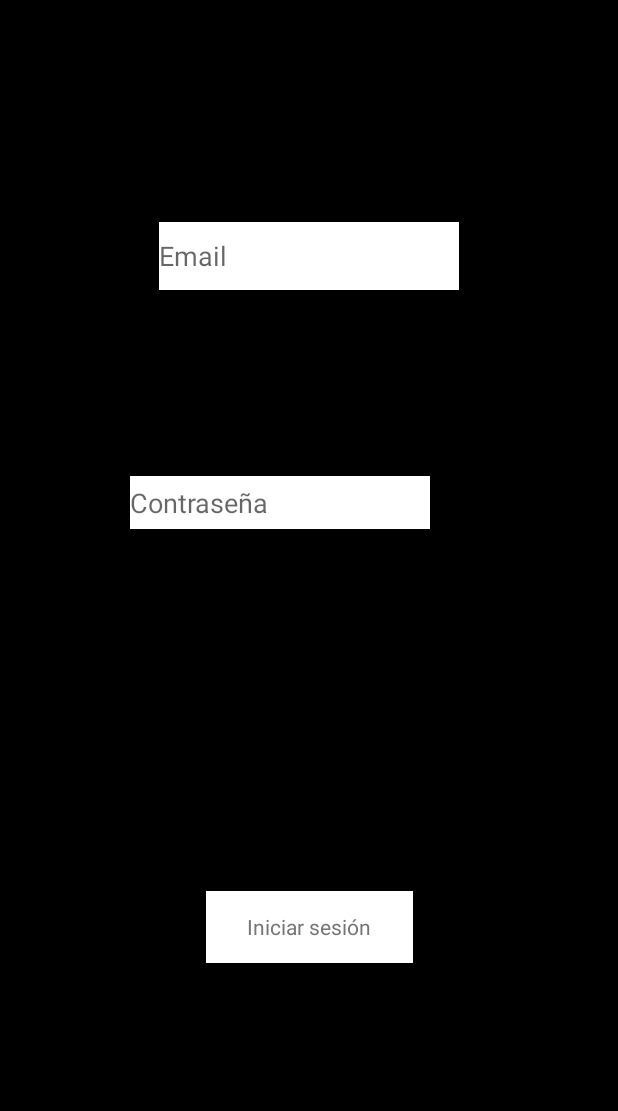
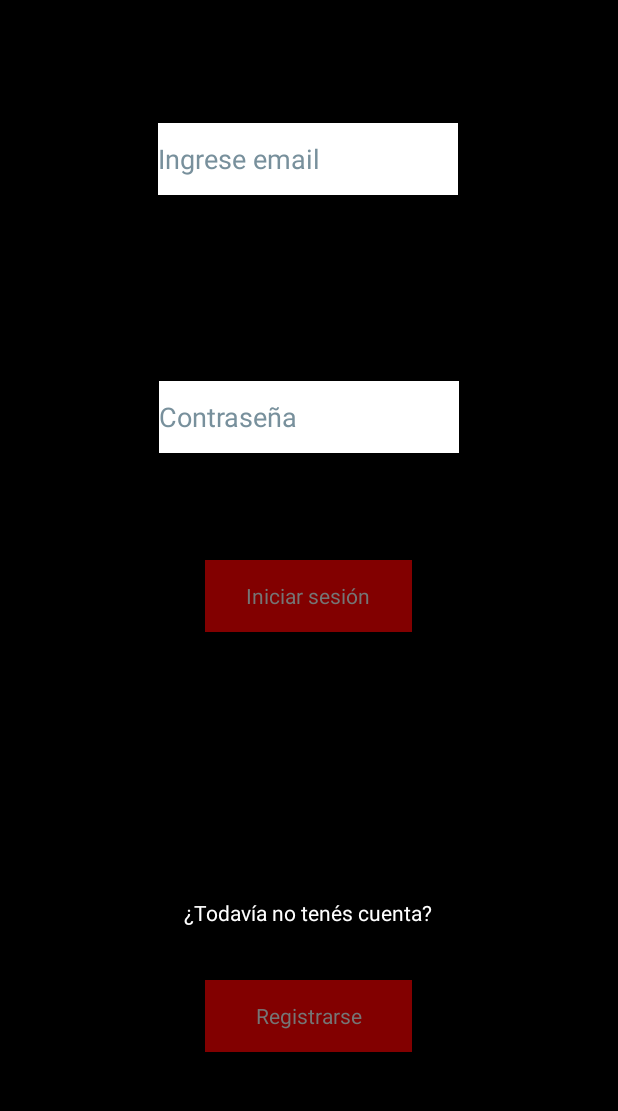
Before and after one commit to PernasA/TP2_SOA, an Android app: the screen it shows after launch (LoginActivity), on a phone screen of 412 x 824 dp, the part 84-1195 px from its top. Run offline under Robolectric (Android 15) with nearby library versions, the phone set to English and light mode, and no system bars.

Commit message:
intent a register working

```diff
--- /dev/null
+++ b/app/src/main/java/com/example/peluqueria_app/RegisterActivity.java
@@ -0,0 +1,18 @@
+package com.example.peluqueria_app;
+
+import androidx.appcompat.app.AppCompatActivity;
+
+import android.content.Intent;
+import android.os.Bundle;
+
+public class RegisterActivity extends AppCompatActivity {
+
+    @Override
+    protected void onCreate(Bundle savedInstanceState) {
+        super.onCreate(savedInstanceState);
+
+        // Get the Intent that started this activity and extract the string
+        Intent intent = getIntent();
+    }
+
+}
--- a/app/src/main/java/com/example/peluqueria_app/ui/login/LoginActivity.java
+++ b/app/src/main/java/com/example/peluqueria_app/ui/login/LoginActivity.java
@@ -1,37 +1,36 @@
 package com.example.peluqueria_app.ui.login;
 
 import android.app.Activity;
+import android.content.Intent;
 import android.os.Bundle;
 import android.text.Editable;
 import android.text.TextWatcher;
-import android.view.KeyEvent;
 import android.view.View;
 import android.view.inputmethod.EditorInfo;
 import android.widget.Button;
 import android.widget.EditText;
 import android.widget.ProgressBar;
-import android.widget.TextView;
 import android.widget.Toast;
+import androidx.appcompat.app.AppCompatActivity;
 
-import androidx.annotation.Nullable;
+
 import androidx.annotation.StringRes;
-import androidx.appcompat.app.AppCompatActivity;
-import androidx.lifecycle.Observer;
 import androidx.lifecycle.ViewModelProvider;
 
 import com.example.peluqueria_app.R;
+import com.example.peluqueria_app.RegisterActivity;
 import com.example.peluqueria_app.databinding.ActivityLoginBinding;
 
 public class LoginActivity extends AppCompatActivity {
 
     private LoginViewModel loginViewModel;
-    private ActivityLoginBinding binding;
+
 
     @Override
     public void onCreate(Bundle savedInstanceState) {
         super.onCreate(savedInstanceState);
 
-        binding = ActivityLoginBinding.inflate(getLayoutInflater());
+        com.example.peluqueria_app.databinding.ActivityLoginBinding binding = ActivityLoginBinding.inflate(getLayoutInflater());
         setContentView(binding.getRoot());
 
         loginViewModel = new ViewModelProvider(this, new LoginViewModelFactory())
@@ -41,10 +40,9 @@ public class LoginActivity extends AppCompatActivity {
         final EditText passwordEditText = binding.password;
         final Button loginButton = binding.botonLogin;
         final ProgressBar loadingProgressBar = binding.loading;
+        final Button registerButton= binding.registerButton;
 
-        loginViewModel.getLoginFormState().observe(this, new Observer<LoginFormState>() {
-            @Override
-            public void onChanged(@Nullable LoginFormState loginFormState) {
+        loginViewModel.getLoginFormState().observe(this, loginFormState -> {
             if (loginFormState == null) {
                 return;
             }
@@ -55,12 +53,9 @@ public class LoginActivity extends AppCompatActivity {
             if (loginFormState.getPasswordError() != null) {
                 passwordEditText.setError(getString(loginFormState.getPasswordError()));
             }
-            }
         });
 
-        loginViewModel.getLoginResult().observe(this, new Observer<LoginResult>() {
-            @Override
-            public void onChanged(@Nullable LoginResult loginResult) {
+        loginViewModel.getLoginResult().observe(this, loginResult -> {
             if (loginResult == null) {
                 return;
             }
@@ -75,7 +70,6 @@ public class LoginActivity extends AppCompatActivity {
 
             //Complete and destroy login activity once successful
             finish();
-            }
         });
 
         TextWatcher afterTextChangedListener = new TextWatcher() {
@@ -97,26 +91,26 @@ public class LoginActivity extends AppCompatActivity {
         };
         usernameEditText.addTextChangedListener(afterTextChangedListener);
         passwordEditText.addTextChangedListener(afterTextChangedListener);
-        passwordEditText.setOnEditorActionListener(new TextView.OnEditorActionListener() {
-
-            @Override
-            public boolean onEditorAction(TextView v, int actionId, KeyEvent event) {
+        passwordEditText.setOnEditorActionListener((v, actionId, event) -> {
             if (actionId == EditorInfo.IME_ACTION_DONE) {
                 loginViewModel.login(usernameEditText.getText().toString(),
                         passwordEditText.getText().toString());
             }
             return false;
-            }
         });
 
-        loginButton.setOnClickListener(new View.OnClickListener() {
-            @Override
-            public void onClick(View v) {
+        loginButton.setOnClickListener(v -> {
             loadingProgressBar.setVisibility(View.VISIBLE);
             loginViewModel.login(usernameEditText.getText().toString(),
                     passwordEditText.getText().toString());
-            }
         });
+
+        assert registerButton != null;
+        registerButton.setOnClickListener(v -> {
+            Intent intent = new Intent(this, RegisterActivity.class);
+            startActivity(intent);
+        });
+
     }
 
     private void updateUiWithUser(LoggedInUserView model) {
@@ -128,4 +122,5 @@ public class LoginActivity extends AppCompatActivity {
     private void showLoginFailed(@StringRes Integer errorString) {
         Toast.makeText(getApplicationContext(), errorString, Toast.LENGTH_SHORT).show();
     }
+
 }
--- a/app/src/main/res/layout-w936dp/activity_login.xml
+++ b/app/src/main/res/layout-w936dp/activity_login.xml
@@ -15,62 +15,5 @@
         android:layout_width="840dp"
         android:layout_height="match_parent"
         app:layout_constraintEnd_toEndOf="parent"
-        app:layout_constraintStart_toStartOf="parent">
-
-        <EditText
-            android:id="@+id/username"
-            android:layout_width="0dp"
-            android:layout_height="wrap_content"
-            android:layout_marginTop="96dp"
-            android:hint="@string/prompt_email"
-            android:inputType="textEmailAddress"
-            android:selectAllOnFocus="true"
-            app:layout_constraintEnd_toEndOf="parent"
-            app:layout_constraintStart_toStartOf="parent"
-            app:layout_constraintTop_toTopOf="parent" />
-
-        <EditText
-            android:id="@+id/password"
-            android:layout_width="0dp"
-            android:layout_height="wrap_content"
-            android:layout_marginTop="8dp"
-            android:hint="@string/prompt_password"
-            android:imeActionLabel="@string/action_sign_in_short"
-            android:imeOptions="actionDone"
-            android:inputType="textPassword"
-            android:selectAllOnFocus="true"
-            app:layout_constraintEnd_toEndOf="parent"
-            app:layout_constraintStart_toStartOf="parent"
-            app:layout_constraintTop_toBottomOf="@+id/username" />
-
-        <Button
-            android:id="@+id/botonLogin"
-            android:layout_width="wrap_content"
-            android:layout_height="wrap_content"
-            android:layout_gravity="start"
-            android:layout_marginTop="16dp"
-            android:layout_marginBottom="64dp"
-            android:enabled="false"
-            android:text="@string/action_sign_in"
-            app:layout_constraintBottom_toBottomOf="parent"
-            app:layout_constraintEnd_toEndOf="parent"
-            app:layout_constraintStart_toStartOf="parent"
-            app:layout_constraintTop_toBottomOf="@+id/password"
-            app:layout_constraintVertical_bias="0.2" />
-
-        <ProgressBar
-            android:id="@+id/loading"
-            android:layout_width="wrap_content"
-            android:layout_height="wrap_content"
-            android:layout_gravity="center"
-            android:layout_marginTop="64dp"
-            android:layout_marginBottom="64dp"
-            android:visibility="gone"
-            app:layout_constraintBottom_toBottomOf="parent"
-            app:layout_constraintEnd_toEndOf="@+id/password"
-            app:layout_constraintStart_toStartOf="@+id/password"
-            app:layout_constraintTop_toTopOf="parent"
-            app:layout_constraintVertical_bias="0.3" />
-
-    </androidx.constraintlayout.widget.ConstraintLayout>
+        app:layout_constraintStart_toStartOf="parent"/>
 </androidx.constraintlayout.widget.ConstraintLayout>
--- a/app/src/main/res/layout/activity_login.xml
+++ b/app/src/main/res/layout/activity_login.xml
@@ -11,45 +11,50 @@
     android:paddingTop="@dimen/activity_vertical_margin"
     android:paddingRight="@dimen/activity_horizontal_margin"
     android:paddingBottom="@dimen/activity_vertical_margin"
-    tools:context=".ui.login.LoginActivity">
-
-    <EditText
-        android:id="@+id/username"
-        android:layout_width="200dp"
-        android:layout_height="45dp"
-        android:layout_marginStart="8dp"
-        android:layout_marginTop="132dp"
-        android:layout_marginEnd="8dp"
-        android:autofillHints=""
-        android:background="@color/white"
-        android:backgroundTint="@color/white"
-        android:hint="@string/prompt_email"
+    tools:context=".ui.login.LoginActivity"><![CDATA[@color/white"android:backgroundTint="@color/white"
         android:inputType="textEmailAddress"
         android:selectAllOnFocus="true"
         app:layout_constraintEnd_toEndOf="parent"
         app:layout_constraintHorizontal_bias="0.5"
         app:layout_constraintStart_toStartOf="parent"
         app:layout_constraintTop_toTopOf="parent" />
+    ]]>
+
+    <EditText
+        android:id="@+id/username"
+        android:layout_width="200dp"
+        android:layout_height="48dp"
+        android:background="@color/white"
+        android:hint="@string/ingrese_email"
+        android:textColorHint="#78909C"
+        android:importantForAutofill="no"
+        android:inputType="textEmailAddress"
+        app:layout_constraintBottom_toBottomOf="parent"
+        app:layout_constraintEnd_toEndOf="parent"
+        app:layout_constraintHorizontal_bias="0.497"
+        app:layout_constraintStart_toStartOf="parent"
+        app:layout_constraintTop_toTopOf="parent"
+        app:layout_constraintVertical_bias="0.096"/>
 
     <EditText
         android:id="@+id/password"
         android:layout_width="200dp"
-        android:layout_height="35dp"
+        android:layout_height="48dp"
         android:layout_marginStart="8dp"
         android:layout_marginTop="124dp"
         android:layout_marginEnd="8dp"
-        android:autofillHints="password"
         android:background="@color/white"
-        android:backgroundTint="@color/white"
         android:hint="@string/prompt_password"
+        android:textColorHint="#78909C"
         android:imeActionLabel="@string/action_sign_in_short"
         android:imeOptions="actionDone"
+        android:importantForAutofill="no"
         android:inputType="textPassword"
         android:selectAllOnFocus="true"
         app:layout_constraintEnd_toEndOf="parent"
-        app:layout_constraintHorizontal_bias="0.384"
+        app:layout_constraintHorizontal_bias="0.5"
         app:layout_constraintStart_toStartOf="parent"
-        app:layout_constraintTop_toBottomOf="@+id/username" />
+        app:layout_constraintTop_toBottomOf="@+id/username"/>
 
     <Button
         android:id="@+id/botonLogin"
@@ -59,7 +64,7 @@
         android:layout_marginTop="16dp"
         android:layout_marginBottom="16dp"
         android:background="@color/white"
-        android:backgroundTint="@color/white"
+        android:backgroundTint="@color/red_light"
         android:enabled="true"
         android:text="@string/action_sign_in"
         android:textAppearance="@style/TextAppearance.AppCompat.Body1"
@@ -67,9 +72,34 @@
         app:icon="@color/white"
         app:layout_constraintBottom_toBottomOf="parent"
         app:layout_constraintEnd_toEndOf="parent"
+        app:layout_constraintHorizontal_bias="0.498"
         app:layout_constraintStart_toStartOf="parent"
         app:layout_constraintTop_toBottomOf="@+id/password"
-        app:layout_constraintVertical_bias="0.706"
+        app:layout_constraintVertical_bias="0.149"
+        app:rippleColor="@color/teal_700"
+        tools:ignore="TextContrastCheck,TextContrastCheck,TextContrastCheck,TextContrastCheck,TextContrastCheck,TextContrastCheck,TextContrastCheck,TextContrastCheck,TextContrastCheck,TextContrastCheck,TextContrastCheck,TextContrastCheck,TextContrastCheck,TextContrastCheck" />
+
+    <Button
+        android:id="@+id/registerButton"
+        android:layout_width="138dp"
+        android:layout_height="48dp"
+        android:layout_gravity="start"
+        android:layout_marginTop="16dp"
+        android:layout_marginBottom="16dp"
+        android:background="@color/white"
+        android:backgroundTint="@color/red_light"
+        android:enabled="true"
+        android:onClick="@{() -> viewModel.gotoRegister()}"
+        android:text="@string/action_regiser"
+        android:textAppearance="@style/TextAppearance.AppCompat.Body1"
+        android:textColor="#757575"
+        app:icon="@color/white"
+        app:layout_constraintBottom_toBottomOf="parent"
+        app:layout_constraintEnd_toEndOf="parent"
+        app:layout_constraintHorizontal_bias="0.498"
+        app:layout_constraintStart_toStartOf="parent"
+        app:layout_constraintTop_toBottomOf="@+id/password"
+        app:layout_constraintVertical_bias="0.907"
         app:rippleColor="@color/teal_700"
         tools:ignore="TextContrastCheck,TextContrastCheck,TextContrastCheck,TextContrastCheck,TextContrastCheck,TextContrastCheck,TextContrastCheck,TextContrastCheck,TextContrastCheck,TextContrastCheck,TextContrastCheck,TextContrastCheck,TextContrastCheck,TextContrastCheck" />
 
@@ -107,5 +137,19 @@
         android:layout_height="wrap_content"
         app:barrierDirection="left" />
 
+    <TextView
+        android:id="@+id/textView"
+        android:layout_width="wrap_content"
+        android:layout_height="wrap_content"
+        android:background="#00FFFFFF"
+        android:text="@string/todavia_no_cuenta"
+        android:textColor="#FFFFFF"
+        app:layout_constraintBottom_toBottomOf="parent"
+        app:layout_constraintEnd_toEndOf="parent"
+        app:layout_constraintHorizontal_bias="0.497"
+        app:layout_constraintStart_toStartOf="parent"
+        app:layout_constraintTop_toTopOf="parent"
+        app:layout_constraintVertical_bias="0.813" />
+
 
 </androidx.constraintlayout.widget.ConstraintLayout>
--- /dev/null
+++ b/app/src/main/res/layout/activity_register.xml
@@ -0,0 +1,11 @@
+<?xml version="1.0" encoding="utf-8"?>
+<androidx.constraintlayout.widget.ConstraintLayout xmlns:android="http://schemas.android.com/apk/res/android"
+    xmlns:app="http://schemas.android.com/apk/res-auto"
+    xmlns:tools="http://schemas.android.com/tools"
+    android:layout_width="match_parent"
+    android:layout_height="match_parent"
+    android:background="@color/black_strong"
+    tools:context=".RegisterActivity">
+
+
+</androidx.constraintlayout.widget.ConstraintLayout>
--- a/app/src/main/res/values/strings.xml
+++ b/app/src/main/res/values/strings.xml
@@ -9,4 +9,10 @@
     <string name="invalid_username">Usuario o contraseña inválidos</string>
     <string name="invalid_password">La contraseña debe tener más de 5 caracteres</string>
     <string name="login_failed">"Inicio de sesión fallido"</string>
+    <string name="ingrese_email">Ingrese email</string>
+    <string name="action_regiser">Registrarse</string>
+    <string name="ingres_tus_datos_para_registrarte">Ingresá tus datos para registrarte</string>
+    <string name="confirmar">CONFIRMAR</string>
+    <string name="aviso_email">A este mail enviaremos un código de confirmación</string>
+    <string name="todavia_no_cuenta">¿Todavía no tenés cuenta?</string>
 </resources>
```
Also changed, not shown: app/build.gradle (+6 -6 lines), app/src/main/AndroidManifest.xml (+12 -4 lines). Lines whose indentation alone changed are shown as unchanged.
